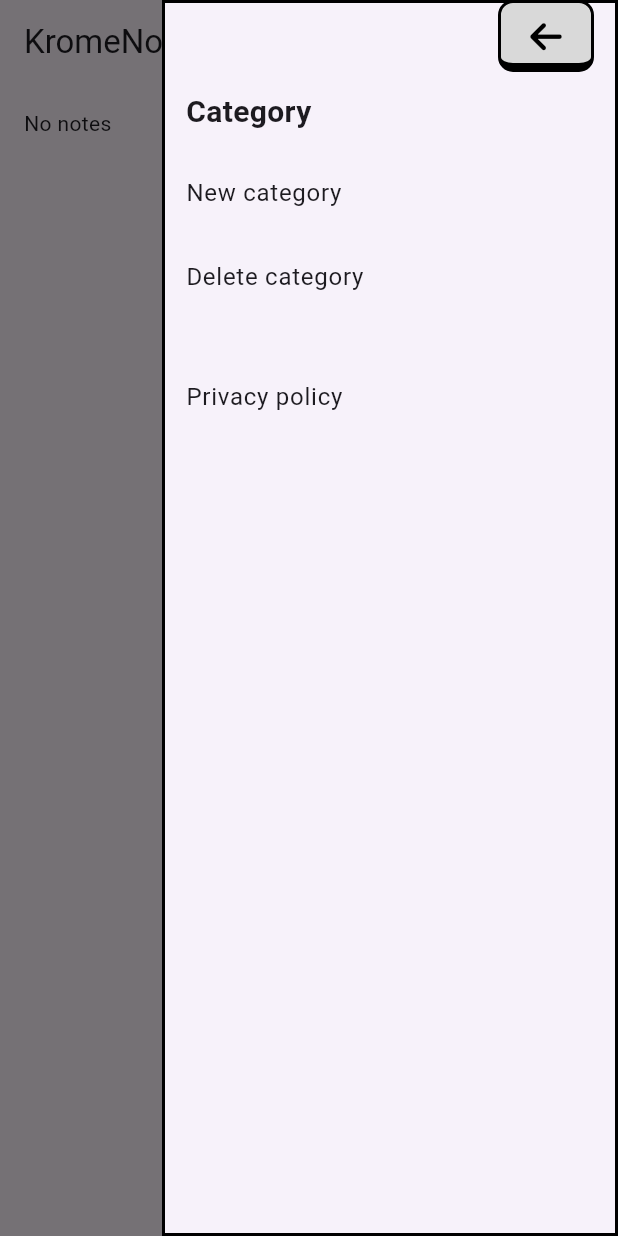
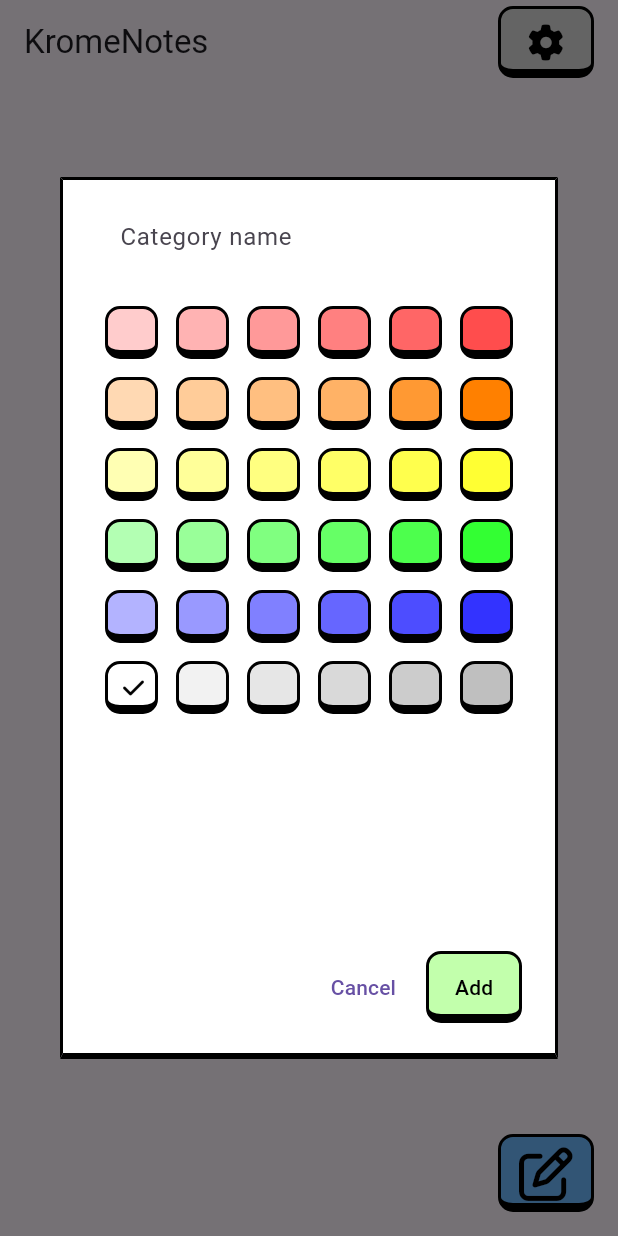
Before and after one commit to estidiskyroamer/kromenote_flutter, a Flutter app: the screen it shows after launch, in the side drawer, after a tap on "New category", on a phone screen of 412 x 824 dp. Run offline on Flutter 3.47's test engine with Material 3 defaults, Android fonts, the light colour scheme and no system bars; our stand-ins replace font_awesome_flutter, hexcolor, realm; missing offline and left inert: fleather, flutter_debouncer, mobkit_dashed_border; generated files the repository leaves out were written again; statements that could not run were skipped.

Commit message:
Add category

```diff
--- /dev/null
+++ b/lib/common/components/addcategorydialog.dart
@@ -0,0 +1,130 @@
+import 'package:flutter/cupertino.dart';
+import 'package:flutter/material.dart';
+import 'package:flutter/widgets.dart';
+import 'package:font_awesome_flutter/font_awesome_flutter.dart';
+import 'package:hexcolor/hexcolor.dart';
+import 'package:kromenote_flutter/common/components/styledbutton.dart';
+import 'package:kromenote_flutter/database/models/models.dart';
+import 'package:mobkit_dashed_border/mobkit_dashed_border.dart';
+import 'package:realm/realm.dart';
+
+class AddCategoryDialog extends StatefulWidget {
+  const AddCategoryDialog({super.key});
+
+  @override
+  State<AddCategoryDialog> createState() => _AddCategoryDialogState();
+}
+
+class _AddCategoryDialogState extends State<AddCategoryDialog> {
+  List<String> colorList = [
+    "#ffcccc", "#ffb3b3", "#ff9999", "#ff8080", "#ff6666", "#ff4d4d", // Red
+    "#ffd9b3", "#ffcc99", "#ffbf80", "#ffb266", "#ff9933", "#ff8000", // Orange
+    "#ffffb3", "#ffff99", "#ffff80", "#ffff66", "#ffff4d", "#ffff33", // Yellow
+    "#b3ffb3", "#99ff99", "#80ff80", "#66ff66", "#4dff4d", "#33ff33", // Green
+    "#b3b3ff", "#9999ff", "#8080ff", "#6666ff", "#4d4dff", "#3333ff", // Blue
+    "#ffffff", "#f2f2f2", "#e6e6e6", "#d9d9d9", "#cccccc", "#bfbfbf" // White
+  ];
+  String selectedColor = '#ffffff';
+
+  late Realm realm;
+  TextEditingController categoryController = TextEditingController();
+
+  _AddCategoryDialogState() {
+    final config = Configuration.local([Note.schema, Category.schema]);
+    realm = Realm(config);
+  }
+
+  void handleSaveCategory() {
+    final name = categoryController.text;
+    if (name.isEmpty) return;
+    var category = Category(ObjectId(), name, selectedColor);
+
+    realm.write(
+      () {
+        realm.add<Category>(category);
+      },
+    );
+    Navigator.of(context).pop();
+  }
+
+  @override
+  void initState() {
+    super.initState();
+  }
+
+  @override
+  Widget build(BuildContext context) {
+    return AlertDialog(
+      backgroundColor: Colors.white,
+      shape: const Border(
+        top: BorderSide(width: 2.0, color: Colors.black),
+        left: BorderSide(width: 2.0, color: Colors.black),
+        right: BorderSide(width: 2.0, color: Colors.black),
+        bottom: BorderSide(width: 4.0, color: Colors.black),
+      ),
+      actions: [
+        TextButton(
+            onPressed: () {
+              Navigator.pop(context);
+            },
+            child: const Text("Cancel")),
+        StyledButton(
+            buttonColor: HexColor("#c2ffac"),
+            onPressed: handleSaveCategory,
+            text: "Add"),
+      ],
+      content: Column(
+        mainAxisSize: MainAxisSize.min,
+        children: [
+          Container(
+            margin: const EdgeInsets.fromLTRB(16, 0, 16, 16),
+            decoration: const BoxDecoration(
+              border: DashedBorder(
+                  dashLength: 6,
+                  bottom: BorderSide(width: 1.5, color: Colors.black)),
+            ),
+            child: TextField(
+              controller: categoryController,
+              decoration: const InputDecoration(
+                  hintText: "Category name", border: InputBorder.none),
+            ),
+          ),
+          SizedBox(
+            width: MediaQuery.of(context).size.width,
+            height: MediaQuery.of(context).size.height / 2,
+            child: GridView.builder(
+                physics: const NeverScrollableScrollPhysics(),
+                gridDelegate: const SliverGridDelegateWithFixedCrossAxisCount(
+                    crossAxisCount: 6),
+                itemCount: colorList.length,
+                itemBuilder: ((context, index) {
+                  return Padding(
+                    padding: const EdgeInsets.all(6.0),
+                    child: selectedColor == colorList[index]
+                        ? StyledButton(
+                            buttonColor: HexColor(colorList[index]),
+                            size: 16,
+                            icon: FontAwesomeIcons.check,
+                            onPressed: () {
+                              setState(() {
+                                selectedColor = colorList[index];
+                              });
+                            },
+                          )
+                        : StyledButton(
+                            buttonColor: HexColor(colorList[index]),
+                            text: " ",
+                            onPressed: () {
+                              setState(() {
+                                selectedColor = colorList[index];
+                              });
+                            },
+                          ),
+                  );
+                })),
+          )
+        ],
+      ),
+    );
+  }
+}
--- a/lib/common/components/styledbutton.dart
+++ b/lib/common/components/styledbutton.dart
@@ -39,8 +39,6 @@ class StyledButton extends StatelessWidget {
           color: buttonColor),
       child: TextButton(
         onPressed: onPressed,
-        child: Padding(
-          padding: EdgeInsets.all(size / 6),
         child: icon != null
             ? FaIcon(
                 icon!,
@@ -54,7 +52,6 @@ class StyledButton extends StatelessWidget {
                   )
                 : const Text(""),
       ),
-      ),
     );
   }
 }
--- a/lib/main.dart
+++ b/lib/main.dart
@@ -1,9 +1,5 @@
 import 'package:flutter/material.dart';
-import 'package:hexcolor/hexcolor.dart';
-import 'package:kromenote_flutter/database/models/models.dart';
 import 'package:kromenote_flutter/pages/home.dart';
-import 'package:kromenote_flutter/pages/note.dart';
-import 'package:realm/realm.dart';
 
 void main() async {
   runApp(const MyApp());
--- a/lib/pages/home.dart
+++ b/lib/pages/home.dart
@@ -1,10 +1,14 @@
+import 'package:flutter/cupertino.dart';
 import 'package:flutter/material.dart';
 import 'package:flutter/widgets.dart';
 import 'package:font_awesome_flutter/font_awesome_flutter.dart';
 import 'package:hexcolor/hexcolor.dart';
+import 'package:intl/intl.dart';
+import 'package:kromenote_flutter/common/components/addcategorydialog.dart';
 import 'package:kromenote_flutter/common/components/styledbutton.dart';
 import 'package:kromenote_flutter/database/models/models.dart';
 import 'package:kromenote_flutter/pages/note.dart';
+import 'package:mobkit_dashed_border/mobkit_dashed_border.dart';
 import 'package:realm/realm.dart';
 
 class HomeScreen extends StatefulWidget {
@@ -24,10 +28,12 @@ class _HomeScreenState extends State<HomeScreen> {
   }
 
   RealmResults<Note>? notes;
+  RealmResults<Category>? categories;
 
   @override
   void initState() {
     super.initState();
+    getCategories();
     getNotes();
   }
 
@@ -37,9 +43,15 @@ class _HomeScreenState extends State<HomeScreen> {
     });
   }
 
+  void getCategories() async {
+    setState(() {
+      categories = realm.all<Category>();
+    });
+  }
+
   @override
   Widget build(BuildContext context) {
-    print(notes);
+    print(categories);
     return Scaffold(
       key: _scaffoldKey,
       appBar: AppBar(
@@ -85,7 +97,15 @@ class _HomeScreenState extends State<HomeScreen> {
                 ),
               ),
               ListTile(
-                onTap: () {},
+                onTap: () {
+                  _scaffoldKey.currentState!.closeEndDrawer();
+                  showDialog(
+                      context: context,
+                      builder: (BuildContext context) {
+                        return const AddCategoryDialog();
+                      });
+                  setState(() {});
+                },
                 title: const Text("New category"),
               ),
               ListTile(
@@ -101,11 +121,37 @@ class _HomeScreenState extends State<HomeScreen> {
           ),
         ),
       ),
-      body: Container(
+      body: Column(
+        children: [
+          Container(
+            width: MediaQuery.of(context).size.width,
+            height: 48,
+            margin: const EdgeInsets.fromLTRB(16, 16, 0, 16),
+            child: categories!.isEmpty
+                ? const SizedBox()
+                : ListView.builder(
+                    reverse: true,
+                    scrollDirection: Axis.horizontal,
+                    shrinkWrap: true,
+                    itemCount: categories!.length,
+                    itemBuilder: (context, i) {
+                      var category = categories!.elementAt(i);
+                      return Padding(
+                        padding: const EdgeInsets.only(right: 6.0),
+                        child: StyledButton(
+                            buttonColor: HexColor(category.color),
+                            text: category.name,
+                            onPressed: () {}),
+                      );
+                    }),
+          ),
+          SingleChildScrollView(
             padding: const EdgeInsets.all(16),
             child: notes!.isEmpty
                 ? const Text("No notes")
                 : ListView.builder(
+                    shrinkWrap: true,
+                    physics: const NeverScrollableScrollPhysics(),
                     itemCount: notes!.length,
                     itemBuilder: (context, i) {
                       var note = notes!.elementAt(i);
@@ -127,16 +173,32 @@ class _HomeScreenState extends State<HomeScreen> {
                           decoration: BoxDecoration(
                               borderRadius: BorderRadius.circular(10),
                               border: const Border(
-                            top: BorderSide(width: 2.0, color: Colors.black),
-                            left: BorderSide(width: 2.0, color: Colors.black),
-                            right: BorderSide(width: 2.0, color: Colors.black),
-                            bottom: BorderSide(width: 4.0, color: Colors.black),
+                                top:
+                                    BorderSide(width: 2.0, color: Colors.black),
+                                left:
+                                    BorderSide(width: 2.0, color: Colors.black),
+                                right:
+                                    BorderSide(width: 2.0, color: Colors.black),
+                                bottom:
+                                    BorderSide(width: 4.0, color: Colors.black),
                               ),
                               color: Colors.white),
-                      child: Text(note.title),
+                          child: Column(
+                            crossAxisAlignment: CrossAxisAlignment.start,
+                            children: [
+                              Text(note.title),
+                              note.updatedAt != null
+                                  ? Text(DateFormat('dd MMM yyyy, HH:mm')
+                                      .format(note.updatedAt!))
+                                  : Text(DateFormat('dd MMM yyyy, HH:mm')
+                                      .format(note.createdAt!))
+                            ],
+                          ),
                         ),
                       );
                     }),
+          ),
+        ],
       ),
       floatingActionButton: StyledButton(
         icon: FontAwesomeIcons.penToSquare,
```
Lines whose indentation alone changed are shown as unchanged.
